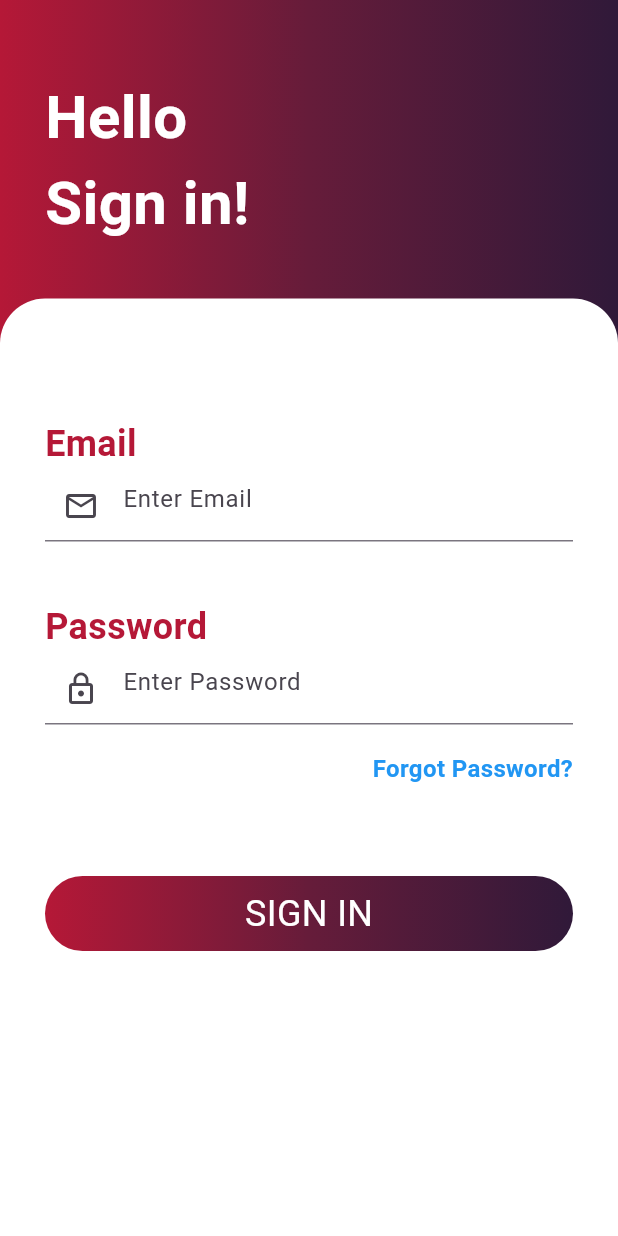
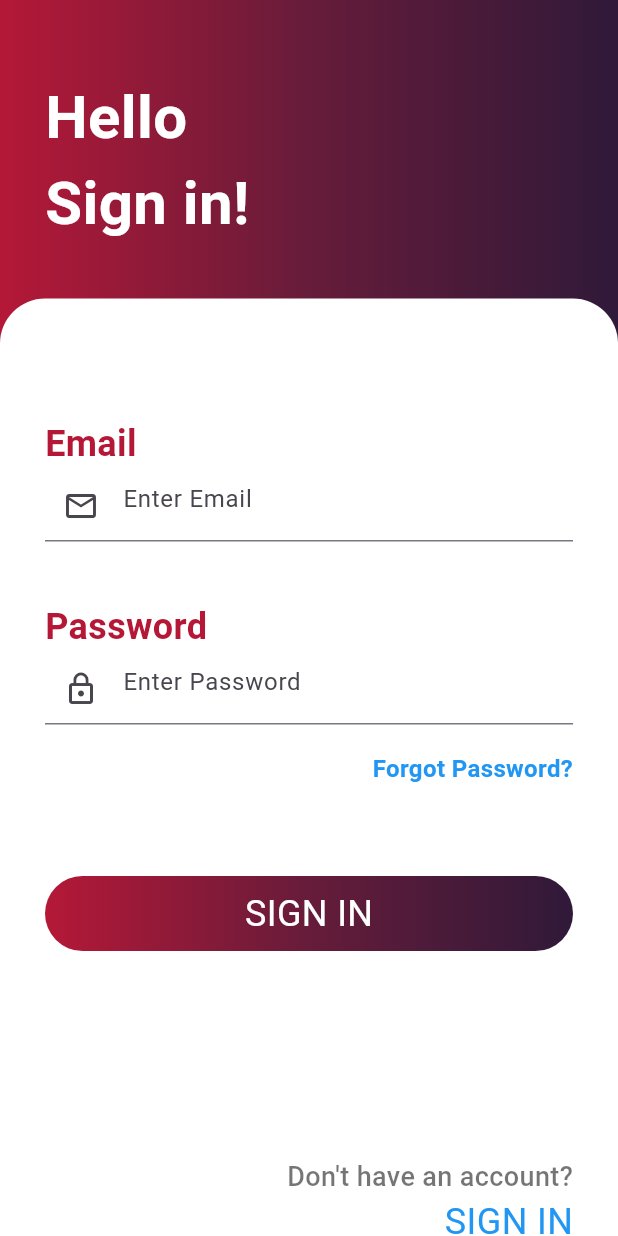
Before and after one commit to Piyushbhatt7/Login_Page, a Flutter app: the screen it shows after launch, on a phone screen of 412 x 824 dp. Run offline on Flutter 3.47's test engine with Material 3 defaults, Android fonts, the phone set to English and light mode, and no system bars.

Commit message:
signin screen

```diff
--- a/lib/pages/signin.dart
+++ b/lib/pages/signin.dart
@@ -136,7 +136,7 @@ class _SignInState extends State<SignIn> {
                       ),
                     ),
 
-                     SizedBox(height: MediaQuery.of(context).size.height/3,),
+                     SizedBox(height: MediaQuery.of(context).size.height/6,),
 
                      Row (
                        mainAxisAlignment: MainAxisAlignment.end,
```
